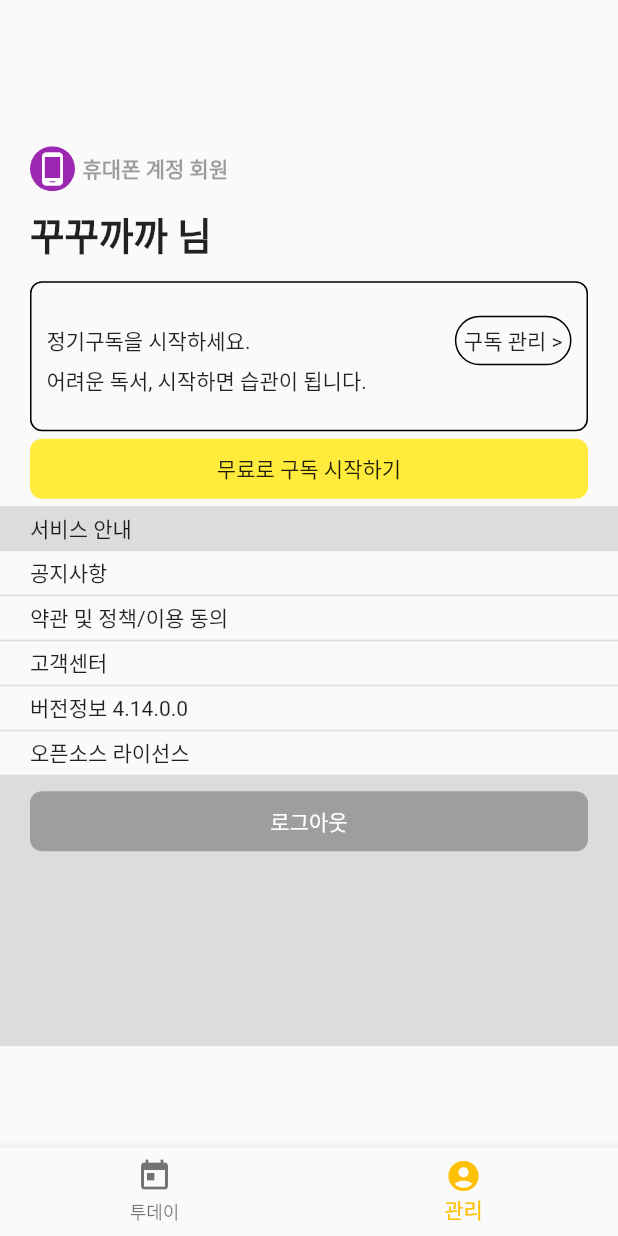
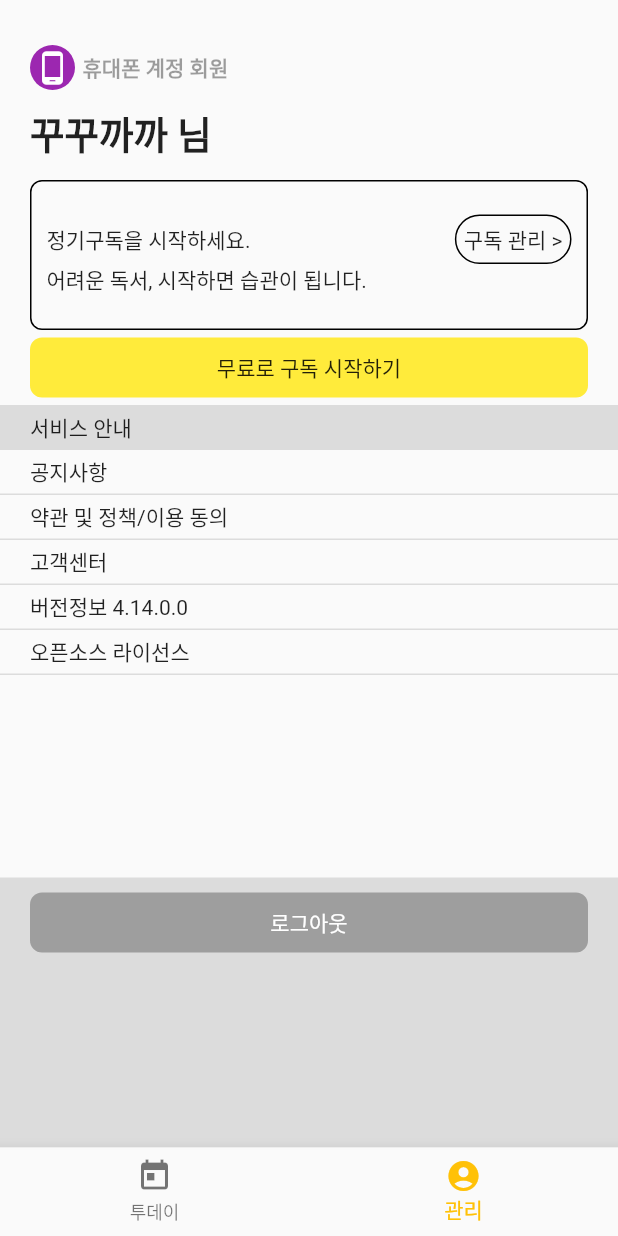
Before and after one commit to kangsudal/millie, a Flutter app: the screen it shows after launch, item 2 of the bottom bar chosen, on a phone screen of 412 x 824 dp. Run offline on Flutter 3.47's test engine with Material 2 defaults, Android fonts, the phone set to English and light mode, and no system bars; our stand-ins replace carousel_slider; network calls fail.

Commit message:
관리페이지 간격 조정

```diff
--- a/lib/screens/4_management/management.dart
+++ b/lib/screens/4_management/management.dart
@@ -6,14 +6,13 @@ class ManagementScreen extends StatelessWidget {
 
   @override
   Widget build(BuildContext context) {
-    return SingleChildScrollView(
-      child: Column(
-        children: [
-          Widget1(),
-          Widget2(),
-          Widget3(),
-        ],
-      ),
+   return Column(
+      children: [
+        Widget1(),
+        Expanded(child: Widget2()),
+        Widget3(),
+      ],
+
     );
   }
 }
@@ -135,7 +134,7 @@ class Widget2 extends StatelessWidget {
   @override
   Widget build(BuildContext context) {
     return Container(
-      height: 180,
+      // height: 180,
       // decoration: BoxDecoration(color: Colors.blueGrey),
       child: Column(
         crossAxisAlignment: CrossAxisAlignment.start,
```
